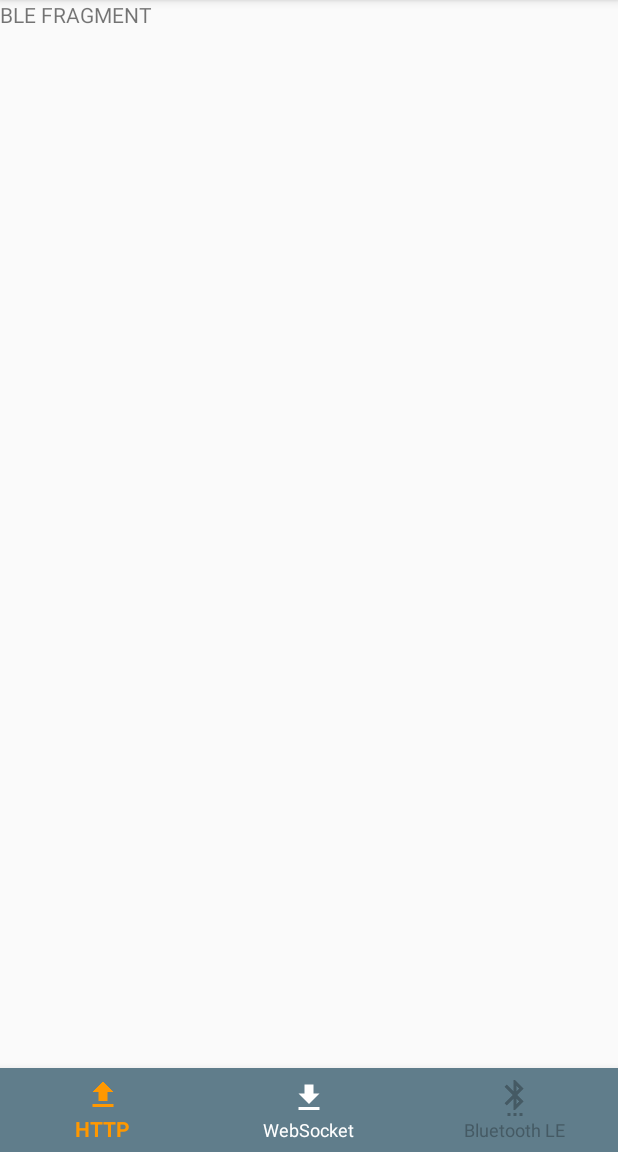
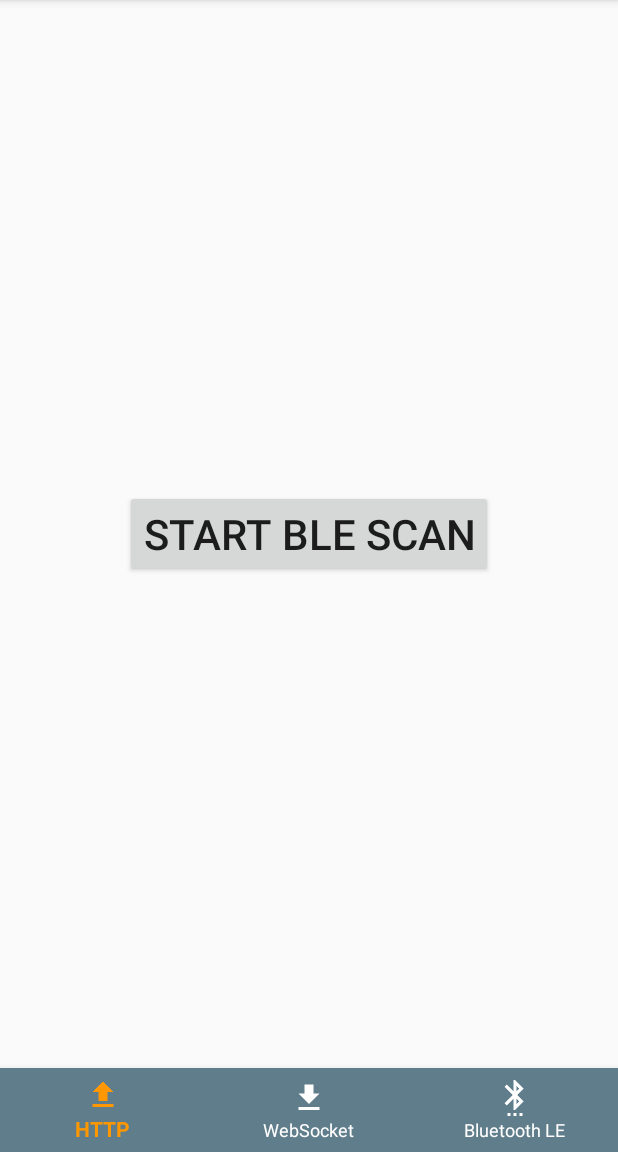
Before and after one commit to dicosta/gpio_client, an Android app: the fragment BLEFragment placed in its activity, on a phone screen of 412 x 824 dp, the part 84-1236 px from its top. Run offline under Robolectric (Android 15) with nearby library versions, the phone set to English and light mode, and no system bars; our stand-ins replace ButterKnife, RxJava; libraries missing offline, so code that uses them is left out: com.polidea.rxandroidble; network calls fail.

Commit message:
implemented ble scan

```diff
--- a/app/build.gradle
+++ b/app/build.gradle
@@ -52,6 +52,7 @@ dependencies {
     compile 'com.squareup.retrofit2:retrofit:2.3.0'
     compile 'com.squareup.retrofit2:adapter-rxjava2:2.3.0'
 
+    compile "com.polidea.rxandroidble:rxandroidble:1.4.3"
 
     compile 'com.jakewharton:butterknife:8.8.1'
 
--- a/app/src/main/AndroidManifest.xml
+++ b/app/src/main/AndroidManifest.xml
@@ -3,12 +3,16 @@
     package="com.dicosta.gpioclient">
 
     <uses-permission android:name="android.permission.INTERNET"/>
+    <uses-permission android:name="android.permission.ACCESS_COARSE_LOCATION"
+        android:maxSdkVersion="22"/>
+    <uses-permission android:name="android.permission.ACCESS_FINE_LOCATION"/>
 
     <application
+        android:name=".GPIOApplication"
         android:allowBackup="true"
         android:icon="@mipmap/ic_launcher"
+        android:roundIcon="@mipmap/ic_launcher_round"
         android:label="@string/app_name"
-        android:roundIcon="@mipmap/ic_launcher_round"
         android:supportsRtl="true"
         android:theme="@style/AppTheme">
         <activity android:name=".view.MainActivity">
--- /dev/null
+++ b/app/src/main/java/com/dicosta/gpioclient/contracts/ScanView.java
@@ -0,0 +1,18 @@
+package com.dicosta.gpioclient.contracts;
+
+import com.dicosta.gpioclient.viewmodel.ScanResultViewModel;
+
+/**
+ * Created by diego on 23/01/18.
+ */
+
+public interface ScanView {
+
+    void showScanError(String message);
+
+    void addScanResult(ScanResultViewModel scanResultViewModel);
+
+    void requestLocationPermission();
+
+    void requestEnableBluetooth();
+}
--- /dev/null
+++ b/app/src/main/java/com/dicosta/gpioclient/presenter/BLEScanPresenter.java
@@ -0,0 +1,128 @@
+package com.dicosta.gpioclient.presenter;
+
+import android.arch.lifecycle.Lifecycle;
+import android.arch.lifecycle.LifecycleObserver;
+import android.arch.lifecycle.LifecycleOwner;
+import android.arch.lifecycle.OnLifecycleEvent;
+import android.text.TextUtils;
+import android.util.Log;
+
+import com.dicosta.gpioclient.ble.GattClient;
+import com.dicosta.gpioclient.contracts.ScanView;
+import com.dicosta.gpioclient.viewmodel.ScanResultViewModel;
+import com.polidea.rxandroidble.exceptions.BleScanException;
+import com.polidea.rxandroidble.scan.ScanFilter;
+import com.polidea.rxandroidble.scan.ScanResult;
+import com.polidea.rxandroidble.scan.ScanSettings;
+
+import java.util.Date;
+import java.util.Locale;
+import java.util.concurrent.TimeUnit;
+
+import rx.Subscription;
+
+/**
+ * Created by diego on 23/01/18.
+ */
+
+public class BLEScanPresenter implements LifecycleObserver {
+
+    static final String TAG = BLEScanPresenter.class.getSimpleName();
+
+    private ScanView mView;
+    private Subscription mScanSubscription;
+
+    public BLEScanPresenter(ScanView view) {
+        mView = view;
+        ((LifecycleOwner) view).getLifecycle().addObserver(this);
+    }
+
+    @OnLifecycleEvent(Lifecycle.Event.ON_DESTROY)
+    public void onDestroy() {
+        if (mScanSubscription != null) {
+            mScanSubscription.unsubscribe();
+        }
+    }
+
+    public void startScan() {
+        //NOTE: RXBleClient still stuck in RX1.x
+        mScanSubscription = GattClient.getRXClient().scanBleDevices(
+                new ScanSettings.Builder()
+                        .setScanMode(ScanSettings.SCAN_MODE_LOW_LATENCY)
+                        .setCallbackType(ScanSettings.CALLBACK_TYPE_ALL_MATCHES)
+                        .build(),
+                ScanFilter.empty())
+        .doOnUnsubscribe(() -> Log.d(TAG, "Unsuscribed From Scanner"))
+        .subscribe(this::handleScanResultItem, this::handleScanError
+        );
+    }
+
+    private void handleScanResultItem(ScanResult scanResult) {
+        mView.addScanResult(new ScanResultViewModel.Builder()
+                .setMacAddress(scanResult.getBleDevice().getMacAddress())
+                .setName(scanResult.getBleDevice().getName())
+                .setRssi(scanResult.getRssi())
+                .build());
+    }
+
+    private void handleScanError(Throwable throwable) {
+        final String text;
+
+        if (throwable instanceof BleScanException) {
+            BleScanException bleScanException = (BleScanException) throwable;
+
+            switch (bleScanException.getReason()) {
+                case BleScanException.BLUETOOTH_NOT_AVAILABLE:
+                    text = "Bluetooth is not available";
+                    break;
+                case BleScanException.BLUETOOTH_DISABLED:
+                    text = "Enable bluetooth and try again";
+                    mView.requestEnableBluetooth();
+                    break;
+                case BleScanException.LOCATION_PERMISSION_MISSING:
+                    text = null;
+                    mView.requestLocationPermission();
+                    break;
+                case BleScanException.LOCATION_SERVICES_DISABLED:
+                    text = "Location services needs to be enabled on Android 6.0";
+                    break;
+                case BleScanException.SCAN_FAILED_ALREADY_STARTED:
+                    text = "Scan with the same filters is already started";
+                    break;
+                case BleScanException.SCAN_FAILED_APPLICATION_REGISTRATION_FAILED:
+                    text = "Failed to register application for bluetooth scan";
+                    break;
+                case BleScanException.SCAN_FAILED_FEATURE_UNSUPPORTED:
+                    text = "Scan with specified parameters is not supported";
+                    break;
+                case BleScanException.SCAN_FAILED_INTERNAL_ERROR:
+                    text = "Scan failed due to internal error";
+                    break;
+                case BleScanException.SCAN_FAILED_OUT_OF_HARDWARE_RESOURCES:
+                    text = "Scan cannot start due to limited hardware resources";
+                    break;
+                case BleScanException.UNDOCUMENTED_SCAN_THROTTLE:
+                    text = String.format(
+                            Locale.getDefault(),
+                            "Android 7+ does not allow more scans. Try in %d seconds",
+                            secondsTill(bleScanException.getRetryDateSuggestion())
+                    );
+                    break;
+                case BleScanException.UNKNOWN_ERROR_CODE:
+                case BleScanException.BLUETOOTH_CANNOT_START:
+                default:
+                    text = "Unable to start scanning";
+                    break;
+            }
+
+            if (!TextUtils.isEmpty(text)) {
+                Log.w("EXCEPTION", text, bleScanException);
+                mView.showScanError(text);
+            }
+        }
+    }
+
+    private long secondsTill(Date retryDateSuggestion) {
+        return TimeUnit.MILLISECONDS.toSeconds(retryDateSuggestion.getTime() - System.currentTimeMillis());
+    }
+}
--- a/app/src/main/java/com/dicosta/gpioclient/view/BLEFragment.java
+++ b/app/src/main/java/com/dicosta/gpioclient/view/BLEFragment.java
@@ -1,16 +1,23 @@
 package com.dicosta.gpioclient.view;
 
 import android.os.Bundle;
+import android.support.annotation.Nullable;
 import android.support.v4.app.Fragment;
+import android.support.v4.app.FragmentTransaction;
 import android.view.LayoutInflater;
 import android.view.View;
 import android.view.ViewGroup;
 
 import com.dicosta.gpioclient.R;
 
+import butterknife.ButterKnife;
+import butterknife.Unbinder;
+
 public class BLEFragment extends Fragment {
+
+    private Unbinder mUnbinder;
+
     public BLEFragment() {
-        // Required empty public constructor
     }
 
     public static BLEFragment newInstance() {
@@ -26,7 +33,25 @@ public class BLEFragment extends Fragment {
     @Override
     public View onCreateView(LayoutInflater inflater, ViewGroup container,
                              Bundle savedInstanceState) {
-        // Inflate the layout for this fragment
-        return inflater.inflate(R.layout.fragment_ble, container, false);
+        View view = inflater.inflate(R.layout.fragment_ble, container, false);
+        mUnbinder = ButterKnife.bind(this, view);
+
+        return view;
+    }
+
+    @Override
+    public void onViewCreated(View view, @Nullable Bundle savedInstanceState) {
+        super.onViewCreated(view, savedInstanceState);
+
+        FragmentTransaction fragmentTransaction = getChildFragmentManager().beginTransaction();
+        fragmentTransaction.replace(R.id.ble_container, BLEScanFragment.newInstance());
+        fragmentTransaction.commit();
+    }
+
+    @Override
+    public void onDestroyView() {
+        super.onDestroyView();
+
+        mUnbinder.unbind();
     }
 }
--- /dev/null
+++ b/app/src/main/java/com/dicosta/gpioclient/view/BLEScanFragment.java
@@ -0,0 +1,183 @@
+package com.dicosta.gpioclient.view;
+
+import android.Manifest;
+import android.bluetooth.BluetoothAdapter;
+import android.content.Intent;
+import android.content.pm.PackageManager;
+import android.os.Bundle;
+import android.support.annotation.NonNull;
+import android.support.annotation.Nullable;
+import android.support.v4.app.Fragment;
+import android.support.v4.content.ContextCompat;
+import android.support.v4.widget.ContentLoadingProgressBar;
+import android.support.v7.app.AlertDialog;
+import android.support.v7.widget.LinearLayoutManager;
+import android.support.v7.widget.RecyclerView;
+import android.view.LayoutInflater;
+import android.view.View;
+import android.view.ViewGroup;
+import android.widget.Button;
+import android.widget.Toast;
+
+import com.dicosta.gpioclient.R;
+import com.dicosta.gpioclient.adapter.ScanResultAdapter;
+import com.dicosta.gpioclient.contracts.ScanView;
+import com.dicosta.gpioclient.presenter.BLEScanPresenter;
+import com.dicosta.gpioclient.viewmodel.ScanResultViewModel;
+
+import butterknife.BindView;
+import butterknife.ButterKnife;
+import butterknife.OnClick;
+import butterknife.Unbinder;
+
+import static android.app.Activity.RESULT_OK;
+
+/**
+ * Created by diego on 22/01/18.
+ */
+
+public class BLEScanFragment extends Fragment implements ScanView {
+
+    public static final int LOCATION_PERMISSION_REQUEST = 99;
+    public static final int ENABLE_BT_REQUEST = 98;
+
+    @BindView(R.id.scan_button)
+    Button scanButton;
+    @BindView(R.id.scan_progress)
+    ContentLoadingProgressBar scanProgressBar;
+    @BindView(R.id.scan_result_list)
+    RecyclerView scanResultList;
+
+    private Unbinder mUnbinder;
+    private BLEScanPresenter mBLEScanPresenter;
+    private ScanResultAdapter mAdapter;
+
+    public BLEScanFragment() {
+    }
+
+    public static BLEScanFragment newInstance() {
+        BLEScanFragment fragment = new BLEScanFragment();
+        return fragment;
+    }
+
+    @Override
+    public void onCreate(@Nullable Bundle savedInstanceState) {
+        super.onCreate(savedInstanceState);
+
+        mBLEScanPresenter = new BLEScanPresenter(this);
+    }
+
+    @Override
+    public View onCreateView(LayoutInflater inflater, ViewGroup container,
+                             Bundle savedInstanceState) {
+        View view = inflater.inflate(R.layout.fragment_ble_scan, container, false);
+        mUnbinder = ButterKnife.bind(this, view);
+
+        return view;
+    }
+
+    @Override
+    public void onActivityCreated(@Nullable Bundle savedInstanceState) {
+        super.onActivityCreated(savedInstanceState);
+
+        mAdapter = new ScanResultAdapter();
+        scanResultList.setLayoutManager(new LinearLayoutManager(getContext()));
+        scanResultList.setAdapter(mAdapter);
+
+        mAdapter.setOnScanResultClickListener(macAddress -> {
+            //replace fragment and connect to device
+        });
+    }
+
+    @Override
+    public void onDestroyView() {
+        super.onDestroyView();
+        mUnbinder.unbind();
+    }
+
+    @OnClick(R.id.scan_button)
+    public void scanButtonClicked(View view) {
+        mBLEScanPresenter.startScan();
+
+        scanButton.setVisibility(View.GONE);
+        scanProgressBar.show();
+    }
+
+    @Override
+    public void showScanError(String message) {
+        scanButton.setVisibility(View.VISIBLE);
+        scanProgressBar.hide();
+
+        Toast.makeText(getContext(), message, Toast.LENGTH_LONG).show();
+    }
+
+    @Override
+    public void addScanResult(ScanResultViewModel scanResultViewModel) {
+        if (scanResultList.getVisibility() != View.VISIBLE) {
+            scanResultList.setVisibility(View.VISIBLE);
+            scanProgressBar.hide();
+        }
+
+        mAdapter.addScanResult(scanResultViewModel);
+    }
+
+    @Override
+    public void requestEnableBluetooth() {
+        Intent enableBtIntent = new Intent(BluetoothAdapter.ACTION_REQUEST_ENABLE);
+        startActivityForResult(enableBtIntent, ENABLE_BT_REQUEST);
+    }
+
+    @Override
+    public void requestLocationPermission() {
+        if (shouldShowRequestPermissionRationale(Manifest.permission.ACCESS_FINE_LOCATION)) {
+
+            new AlertDialog.Builder(getActivity())
+                    .setTitle(R.string.title_location_permission)
+                    .setMessage(R.string.text_location_permission)
+                    .setPositiveButton(R.string.ok, (dialogInterface, i) -> {
+                        //Prompt the user once explanation has been shown
+                        requestPermissions(new String[]{Manifest.permission.ACCESS_FINE_LOCATION},
+                                LOCATION_PERMISSION_REQUEST);
+                    })
+                    .create()
+                    .show();
+        } else {
+            // No explanation needed, we can request the permission.
+            requestPermissions(new String[]{Manifest.permission.ACCESS_FINE_LOCATION},
+                        LOCATION_PERMISSION_REQUEST);
+        }
+    }
+
+    @Override
+    public void onRequestPermissionsResult(int requestCode,
+                                           @NonNull String permissions[],
+                                           @NonNull int[] grantResults) {
+        switch (requestCode) {
+            case LOCATION_PERMISSION_REQUEST: {
+                // If request is cancelled, the result arrays are empty.
+                if (grantResults.length > 0
+                        && grantResults[0] == PackageManager.PERMISSION_GRANTED) {
+
+                    // permission was granted, yay! Do the
+                    // location-related task you need to do.
+                    if (ContextCompat.checkSelfPermission(getActivity(),
+                            Manifest.permission.ACCESS_FINE_LOCATION)
+                            == PackageManager.PERMISSION_GRANTED) {
+                        mBLEScanPresenter.startScan();
+                    }
+                } else {
+                    scanButton.setVisibility(View.VISIBLE);
+                    scanProgressBar.hide();
+                }
+                return;
+            }
+        }
+    }
+
+    @Override
+    public void onActivityResult(int requestCode, int resultCode, Intent data) {
+        if (requestCode == ENABLE_BT_REQUEST && resultCode == RESULT_OK) {
+            mBLEScanPresenter.startScan();
+        }
+    }
+}
--- a/app/src/main/res/layout/fragment_ble.xml
+++ b/app/src/main/res/layout/fragment_ble.xml
@@ -4,10 +4,9 @@
     android:layout_height="match_parent"
     tools:context="com.dicosta.gpioclient.view.BLEFragment">
 
-    <!-- TODO: Update blank fragment layout -->
-    <TextView
+    <FrameLayout
+        android:id="@+id/ble_container"
         android:layout_width="match_parent"
-        android:layout_height="match_parent"
-        android:text="BLE FRAGMENT" />
+        android:layout_height="match_parent"/>
 
 </FrameLayout>
--- /dev/null
+++ b/app/src/main/res/layout/fragment_ble_scan.xml
@@ -0,0 +1,28 @@
+<?xml version="1.0" encoding="utf-8"?>
+<RelativeLayout
+    xmlns:android="http://schemas.android.com/apk/res/android"
+    android:layout_width="match_parent"
+    android:layout_height="match_parent">
+
+    <Button
+        android:id="@+id/scan_button"
+        android:layout_centerInParent="true"
+        android:textSize="28sp"
+        android:text="@string/start_scan"
+        android:layout_width="wrap_content"
+        android:layout_height="wrap_content" />
+
+    <android.support.v4.widget.ContentLoadingProgressBar
+        android:id="@+id/scan_progress"
+        android:layout_centerInParent="true"
+        style="?android:attr/progressBarStyle"
+        android:layout_width="48dp"
+        android:layout_height="48dp" />
+
+    <android.support.v7.widget.RecyclerView
+        android:id="@+id/scan_result_list"
+        android:visibility="gone"
+        android:layout_width="match_parent"
+        android:layout_height="match_parent"/>
+
+</RelativeLayout>
--- a/app/src/main/res/menu/bottom_navigation_menu.xml
+++ b/app/src/main/res/menu/bottom_navigation_menu.xml
@@ -15,7 +15,7 @@
         app:showAsAction="ifRoom" />
     <item
         android:id="@+id/action_ble"
-        android:enabled="false"
+        android:enabled="true"
         android:icon="@drawable/ic_ble"
         android:title="@string/menu_option_ble"
         app:showAsAction="ifRoom" />
--- a/app/src/main/res/values/colors.xml
+++ b/app/src/main/res/values/colors.xml
@@ -12,4 +12,9 @@
     <color name="divider">#BDBDBD</color>
 
     <color name="white">#FFFFFFFF</color>
+
+    <color name="rssi_good">#2e7d32</color>
+    <color name="rssi_medium">#f9a825</color>
+    <color name="rssi_bad">#c62828</color>
+
 </resources>
--- a/app/src/main/res/values/strings.xml
+++ b/app/src/main/res/values/strings.xml
@@ -10,4 +10,12 @@
     <string name="start_blink">Start Blink</string>
     <string name="stop_blink">Stop Blink</string>
 
+    <string name="start_scan">Start BLE Scan</string>
+
+    <string name="title_location_permission">Enable Location</string>
+    <string name="text_location_permission">Location Service is Required to Perform BLE Scans</string>
+    <string name="ok">Ok</string>
+
+
+
 </resources>
--- a/app/src/main/res/values/styles.xml
+++ b/app/src/main/res/values/styles.xml
@@ -1,8 +1,6 @@
 <resources>
 
-    <!-- Base application theme. -->
     <style name="AppTheme" parent="Theme.AppCompat.Light.DarkActionBar">
-        <!-- Customize your theme here. -->
         <item name="colorPrimary">@color/colorPrimary</item>
         <item name="colorPrimaryDark">@color/colorPrimaryDark</item>
         <item name="colorAccent">@color/colorAccent</item>
```
Also changed, not shown: app/src/main/java/com/dicosta/gpioclient/GPIOApplication.java (added, +22 -0 lines), app/src/main/java/com/dicosta/gpioclient/adapter/ScanResultAdapter.java (added, +105 -0 lines), app/src/main/java/com/dicosta/gpioclient/ble/GattClient.java (added, +42 -0 lines), app/src/main/java/com/dicosta/gpioclient/viewmodel/ScanResultViewModel.java (added, +68 -0 lines), app/src/main/res/layout/item_scan_result.xml (added, +33 -0 lines).
